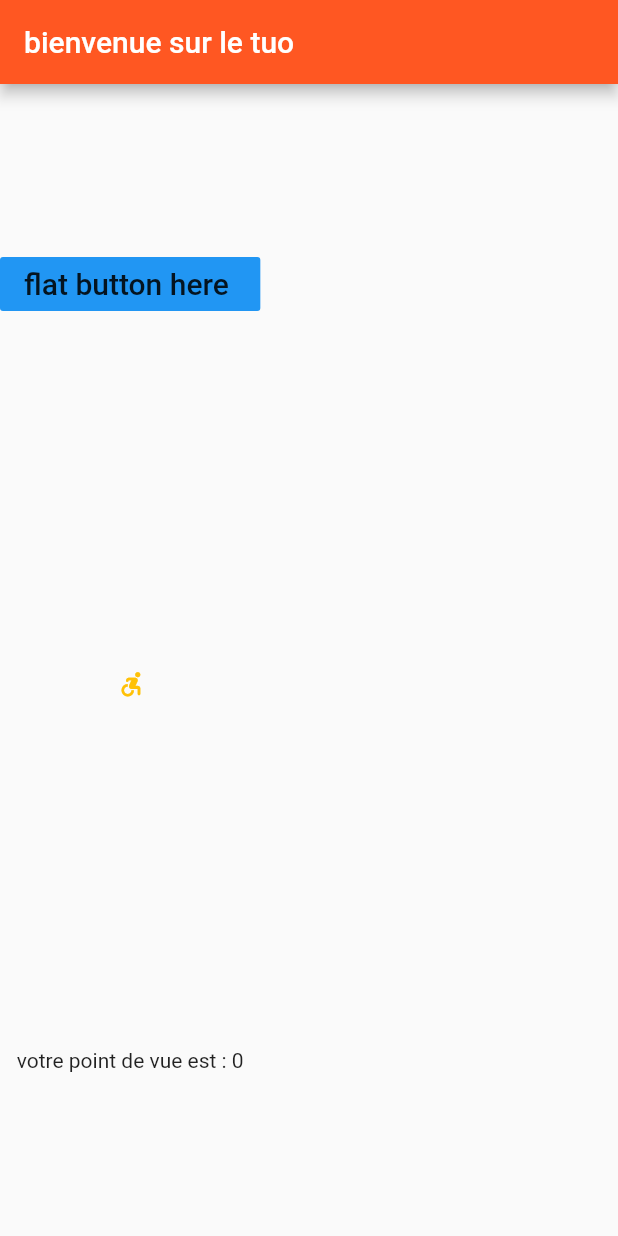
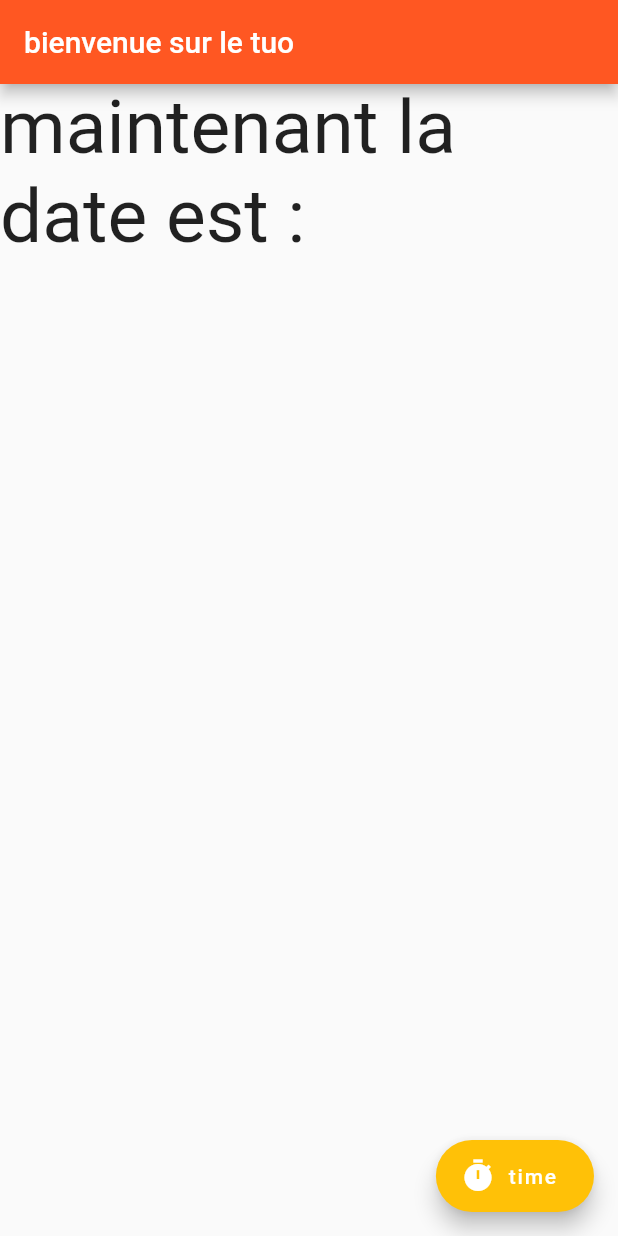
Before and after one commit to sllim637/flutter-repo, a Flutter app: the screen it shows after launch, on a phone screen of 412 x 824 dp. Run offline on Flutter 3.47's test engine with Material 2 defaults, Android fonts, the phone set to English and light mode, and no system bars.

Commit message:
adding floatActionButton

```diff
--- a/lib/main.dart
+++ b/lib/main.dart
@@ -37,6 +37,12 @@ class soir extends StatefulWidget {
 class _soirState extends State<soir> {
   var info = "slim hammami";
   var note =0 ;
+  String value = "" ;
+  void onShow(){
+    setState((){
+      value = new DateTime.now().toString();
+    });
+  }
   initState(){
     super.initState();
     info = "bienvenue sur le tuo";
@@ -49,31 +55,20 @@ class _soirState extends State<soir> {
       ),
       // ignore: deprecated_member_use
       body: Column(
-        mainAxisAlignment: MainAxisAlignment.spaceAround,
-        children:  <Widget>[
-          FlatButton(
-              onPressed: (){
-                debugPrint("----flat button is ok ---");
-              },
-              child: Text("flat button here "  ,style: TextStyle(fontSize: 20),),
-          color: Colors.blue,
-            focusColor: Colors.white,
-          ),
-          IconButton(
-              onPressed: () {
-            debugPrint("--- icon button is ok ---");
-            setState((){
-              note++;
-            });
+        children: <Widget> [
+          Text("maintenant la date est : $value" ,style: TextStyle(fontSize: 50),)
+        ],
+      ),
+        floatingActionButton: FloatingActionButton.extended(
+          onPressed: (){
+              print("hello float action button");
+              onShow();
+          },
+          backgroundColor: Colors.amber,
+          label: Text("time "),
+          icon: Icon(Icons.timer),
 
-          },
-              icon: Icon(Icons.accessible_forward_rounded, color: Colors.amber, size: 20,),
-            tooltip: 'J\'aime'
-          ),
-
-          Text("votre point de vue est : $note")
-        ],
-      )
+        ),
     )
     ;
   }
```
